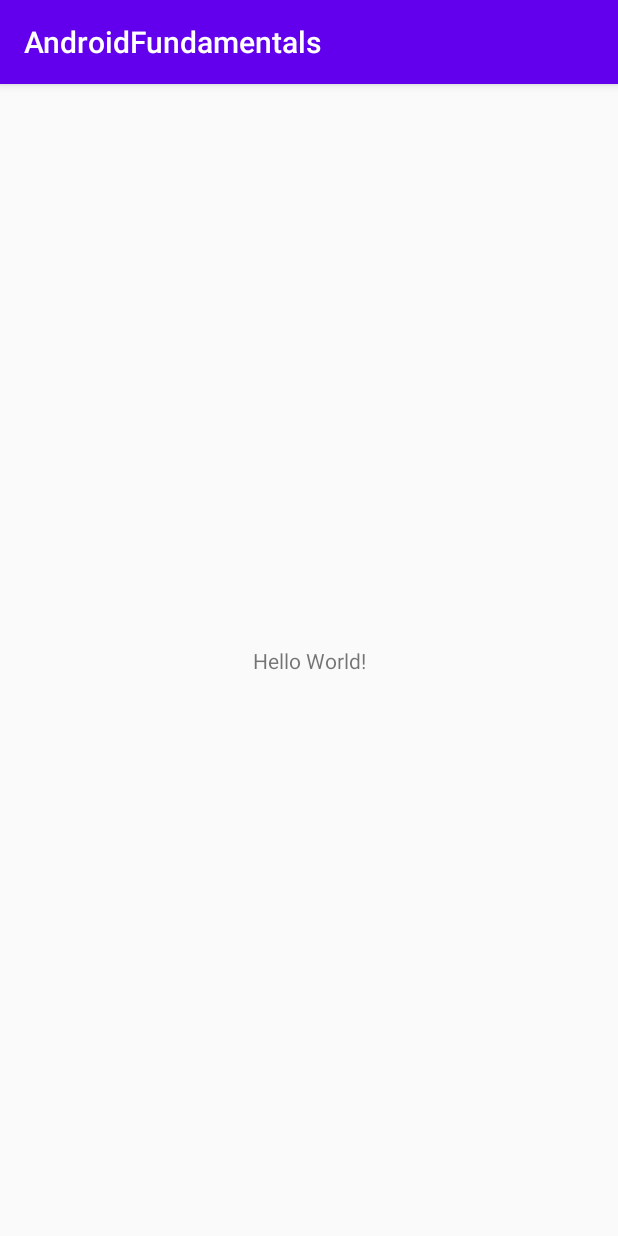
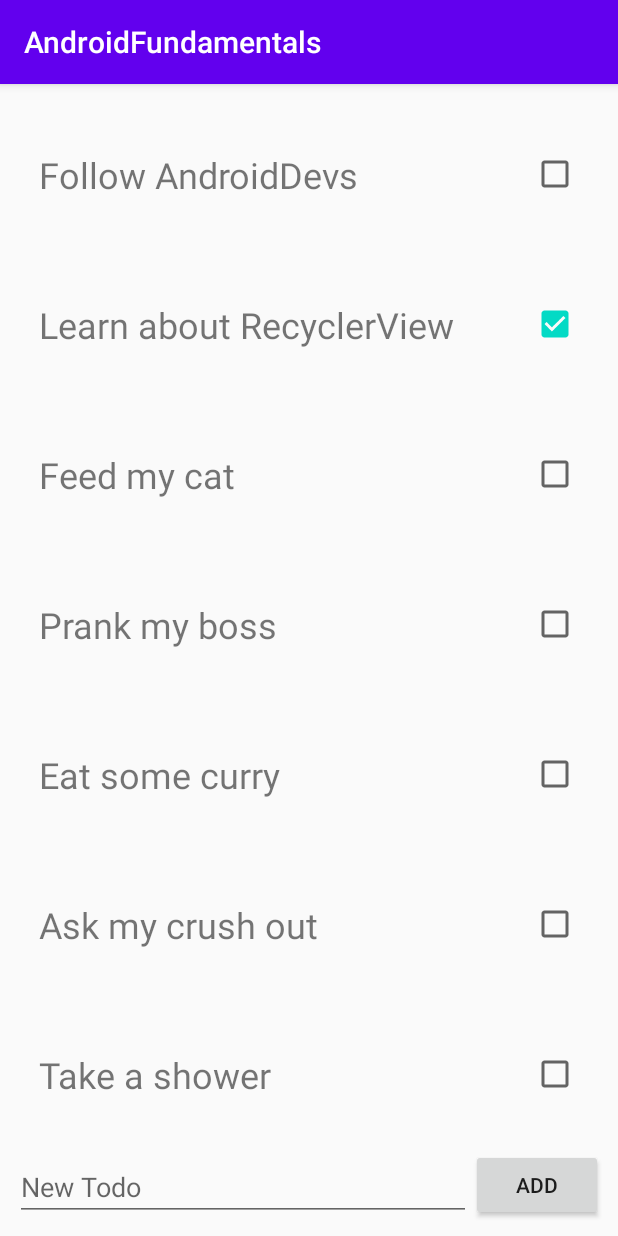
Before and after one commit to vilfrack/AndroidBasic, an Android app: the screen it shows after launch (MainActivity), on a phone screen of 412 x 824 dp. Run offline under Robolectric (Android 15) with nearby library versions, the phone set to English and light mode, and no system bars.

Commit message:
RecyclerView

```diff
--- a/app/build.gradle
+++ b/app/build.gradle
@@ -33,5 +33,7 @@ dependencies {
     testImplementation 'junit:junit:4.12'
     androidTestImplementation 'androidx.test.ext:junit:1.1.1'
     androidTestImplementation 'androidx.test.espresso:espresso-core:3.2.0'
+    implementation "androidx.recyclerview:recyclerview:1.1.0"
+
 
 }
--- a/app/src/main/java/com/androidfundamentals/MainActivity.kt
+++ b/app/src/main/java/com/androidfundamentals/MainActivity.kt
@@ -3,6 +3,8 @@ package com.androidfundamentals
 import androidx.appcompat.app.AppCompatActivity
 import android.os.Bundle
 import android.util.Log
+import androidx.recyclerview.widget.LinearLayoutManager
+import kotlinx.android.synthetic.main.activity_main.*
 import java.util.*
 import kotlin.math.log
 
@@ -11,6 +13,26 @@ class MainActivity : AppCompatActivity() {
         super.onCreate(savedInstanceState)
         setContentView(R.layout.activity_main)
 
+        var todoList = mutableListOf(
+            Todo("Follow AndroidDevs", false),
+            Todo("Learn about RecyclerView", true),
+            Todo("Feed my cat", false),
+            Todo("Prank my boss", false),
+            Todo("Eat some curry", false),
+            Todo("Ask my crush out", false),
+            Todo("Take a shower", false)
+        )
+
+        val adapter = TodoAdapter(todoList)
+        rvTodos.adapter = adapter
+        rvTodos.layoutManager = LinearLayoutManager(this)
+
+        btnAddTodo.setOnClickListener {
+            val title = etTodo.text.toString()
+            val todo = Todo(title,false)
+            todoList.add(todo)
+            adapter.notifyItemInserted(todoList.size-1)
+        }
     }
 
 
--- /dev/null
+++ b/app/src/main/java/com/androidfundamentals/Todo.kt
@@ -0,0 +1,4 @@
+package com.androidfundamentals
+
+data class Todo(val title: String, var isChecked: Boolean) {
+}
--- /dev/null
+++ b/app/src/main/java/com/androidfundamentals/TodoAdapter.kt
@@ -0,0 +1,31 @@
+package com.androidfundamentals
+
+import android.view.LayoutInflater
+import android.view.View
+import android.view.ViewGroup
+import androidx.recyclerview.widget.RecyclerView
+import kotlinx.android.synthetic.main.item_todo.view.*
+
+class TodoAdapter(var todos: List<Todo>): RecyclerView.Adapter<TodoAdapter.TodoViewHolder>() {
+
+    //investigar inner class
+    //inner class =  clase anidada
+    inner class TodoViewHolder(itemView: View) : RecyclerView.ViewHolder(itemView)
+
+    //CTRL + I
+    override fun onCreateViewHolder(parent: ViewGroup, viewType: Int): TodoViewHolder {
+        val view = LayoutInflater.from(parent.context).inflate(R.layout.item_todo,parent, false)
+        return TodoViewHolder(view)
+    }
+
+    override fun getItemCount(): Int {
+        return todos.size
+    }
+
+    override fun onBindViewHolder(holder: TodoViewHolder, position: Int) {
+        holder.itemView.apply {
+            tvTitle.text = todos[position].title
+            cbDone.isChecked = todos[position].isChecked
+        }
+    }
+}
--- a/app/src/main/res/layout/activity_main.xml
+++ b/app/src/main/res/layout/activity_main.xml
@@ -4,15 +4,33 @@
     xmlns:tools="http://schemas.android.com/tools"
     android:layout_width="match_parent"
     android:layout_height="match_parent"
+    android:padding="10dp"
     tools:context=".MainActivity">
 
-    <TextView
+    <androidx.recyclerview.widget.RecyclerView
+        android:id="@+id/rvTodos"
+        android:layout_width="match_parent"
+        android:layout_height="0dp"
+        app:layout_constraintBottom_toTopOf="@+id/etTodo"
+        app:layout_constraintEnd_toEndOf="parent"
+        app:layout_constraintStart_toStartOf="parent"
+        app:layout_constraintTop_toTopOf="parent" />
+
+    <EditText
+        android:id="@+id/etTodo"
+        android:layout_width="0dp"
+        android:layout_height="wrap_content"
+        android:hint="New Todo"
+        app:layout_constraintBottom_toBottomOf="parent"
+        app:layout_constraintEnd_toStartOf="@+id/btnAddTodo"
+        app:layout_constraintStart_toStartOf="parent" />
+
+    <Button
+        android:id="@+id/btnAddTodo"
         android:layout_width="wrap_content"
         android:layout_height="wrap_content"
-        android:text="Hello World!"
+        android:text="Add"
         app:layout_constraintBottom_toBottomOf="parent"
-        app:layout_constraintLeft_toLeftOf="parent"
-        app:layout_constraintRight_toRightOf="parent"
-        app:layout_constraintTop_toTopOf="parent" />
+        app:layout_constraintEnd_toEndOf="parent" />
 
 </androidx.constraintlayout.widget.ConstraintLayout>
--- /dev/null
+++ b/app/src/main/res/layout/item_todo.xml
@@ -0,0 +1,29 @@
+<?xml version="1.0" encoding="utf-8"?>
+<androidx.constraintlayout.widget.ConstraintLayout
+    xmlns:android="http://schemas.android.com/apk/res/android"
+    xmlns:app="http://schemas.android.com/apk/res-auto"
+    xmlns:tools="http://schemas.android.com/tools"
+    android:layout_width="match_parent"
+    android:layout_height="100dp"
+    android:padding="16dp">
+
+    <TextView
+        android:id="@+id/tvTitle"
+        android:layout_width="0dp"
+        android:layout_height="wrap_content"
+        android:text="Title"
+        android:textSize="24sp"
+        app:layout_constraintBottom_toBottomOf="parent"
+        app:layout_constraintEnd_toStartOf="@+id/cbDone"
+        app:layout_constraintStart_toStartOf="parent"
+        app:layout_constraintTop_toTopOf="parent" />
+
+    <CheckBox
+        android:id="@+id/cbDone"
+        android:layout_width="wrap_content"
+        android:layout_height="wrap_content"
+        app:layout_constraintBottom_toBottomOf="parent"
+        app:layout_constraintEnd_toEndOf="parent"
+        app:layout_constraintTop_toTopOf="parent" />
+
+</androidx.constraintlayout.widget.ConstraintLayout>
```
Also changed, not shown: 1 other file.
